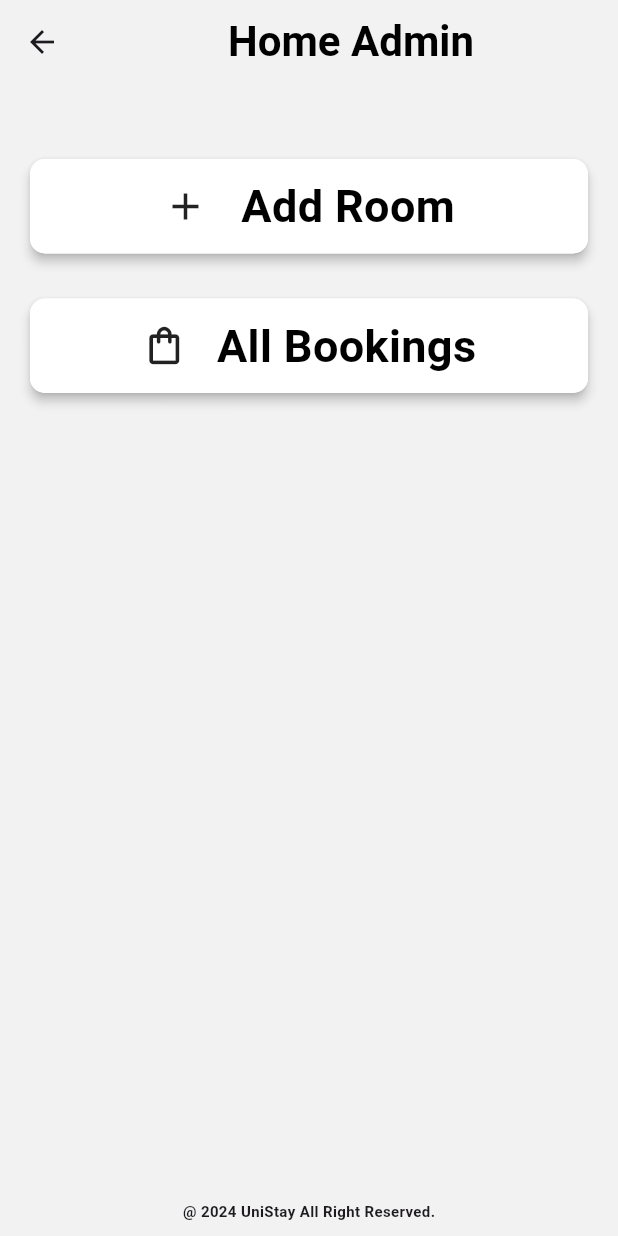
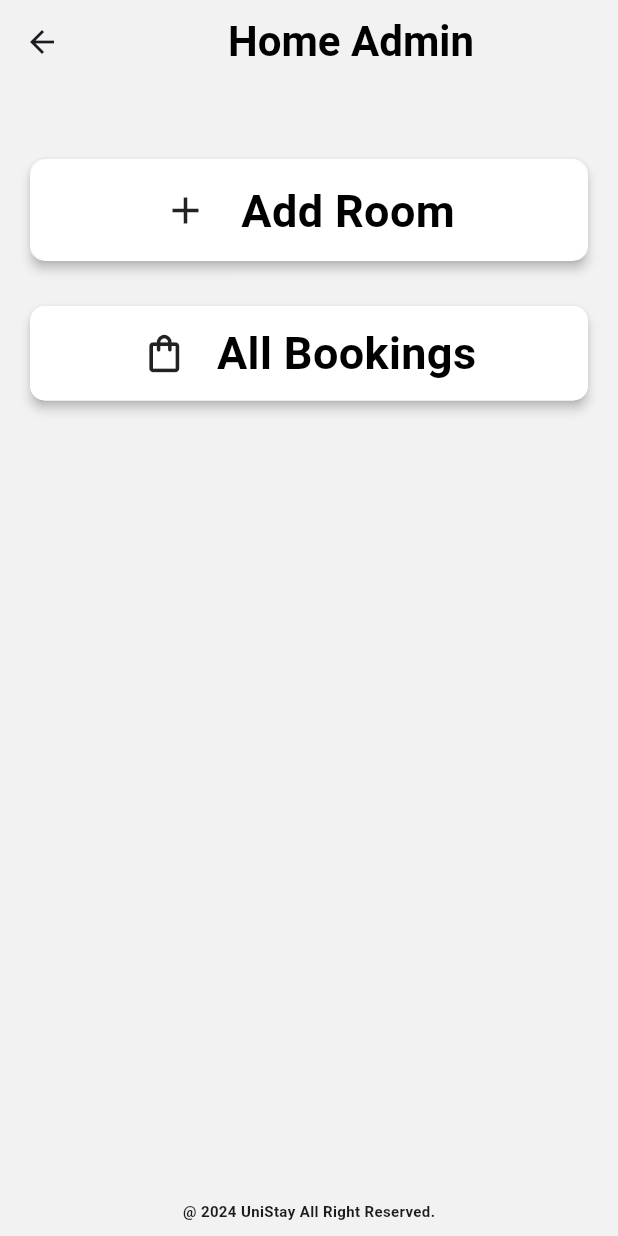
Before and after one commit to PrasadMadushanka/unistayapp, a Flutter app: the HomeAdmin screen opened directly, on a phone screen of 412 x 824 dp. Run offline on Flutter 3.47's test engine with Material 3 defaults, Android fonts, the phone set to English and light mode, and no system bars; our stand-ins replace cloud_firestore, curved_navigation_bar, firebase_auth, firebase_core, firebase_storage, image_picker and 2 more; missing offline and left inert: flutter_stripe; accounts and stored records are empty.

Commit message:
change dimensions

```diff
--- a/lib/Admin/home_admin.dart
+++ b/lib/Admin/home_admin.dart
@@ -42,11 +42,11 @@ class _HomeAdminState extends State<HomeAdmin> {
                 elevation: 3.0,
                 borderRadius: BorderRadius.circular(10),
                 child: Container(
-                  padding: const EdgeInsets.only(top: 10.0, bottom: 10.0),
+                  padding: const EdgeInsets.only(top: 13.0, bottom: 12.0),
                   width: MediaQuery.of(context).size.width,
                   decoration: BoxDecoration(
                       color: Colors.white,
-                      borderRadius: BorderRadius.circular(10)),
+                      borderRadius: BorderRadius.circular(13)),
                   child: Row(
                     mainAxisAlignment: MainAxisAlignment.center,
                     children: [
```
